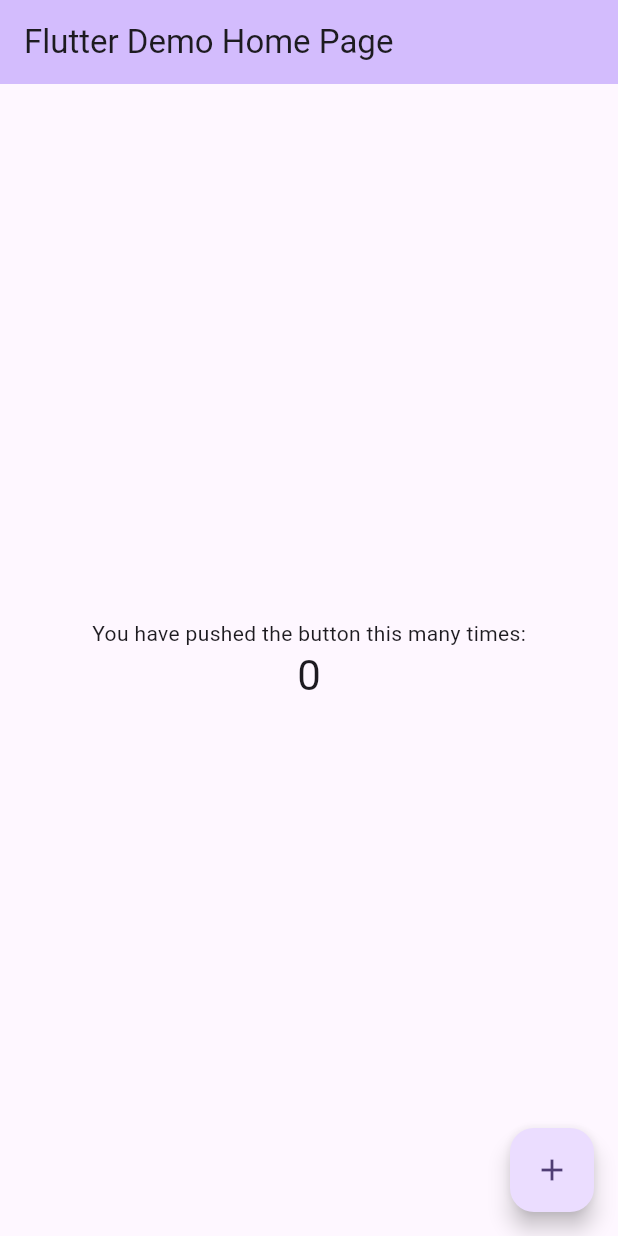
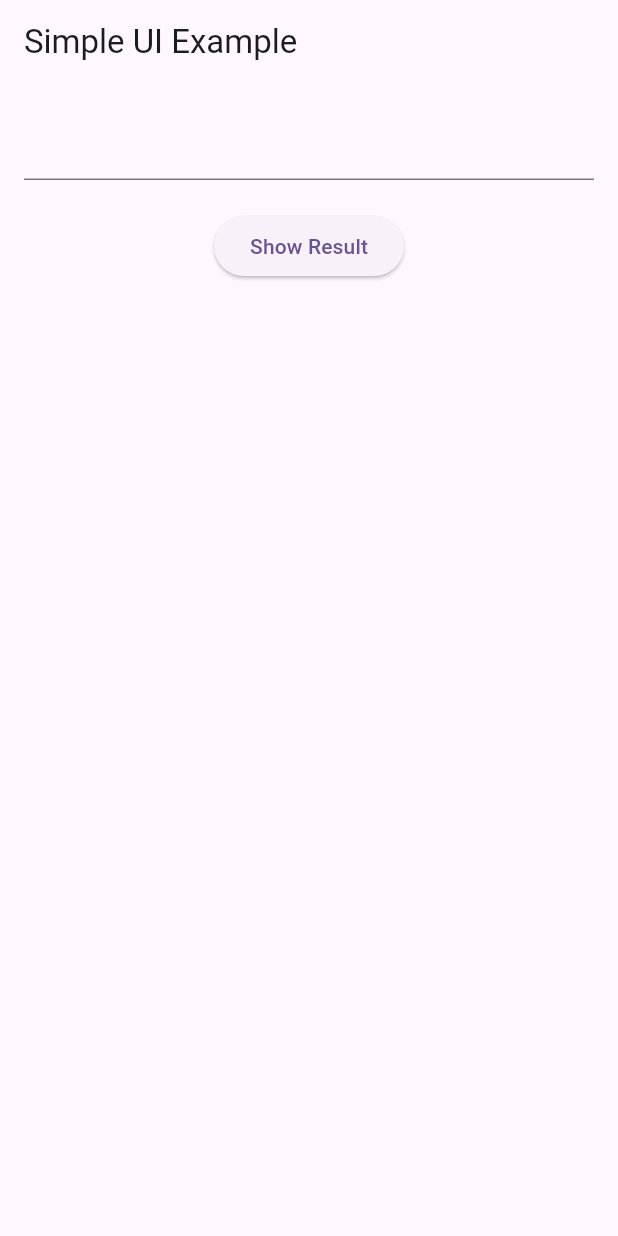
Before and after one commit to hongsw/gai3008_2024_ex6_1, a Flutter app: the screen it shows after launch, on a phone screen of 412 x 824 dp. Run offline on Flutter 3.47's test engine with Material 3 defaults, Android fonts, the phone set to English and light mode, and no system bars.

Commit message:
2. UI 구현: TextField, Button, Text (25분)

```diff
--- a/lib/main.dart
+++ b/lib/main.dart
@@ -70,6 +70,9 @@
 
   @override
   Widget build(BuildContext context) {
+
+    final inputController = TextEditingController();
+    String resultText = "";
     // This method is rerun every time setState is called, for instance as done
     // by the _incrementCounter method above.
     //
@@ -77,49 +80,20 @@
     // fast, so that you can just rebuild anything that needs updating rather
     // than having to individually change instances of widgets.
     return Scaffold(
-      appBar: AppBar(
-        // TRY THIS: Try changing the color here to a specific color (to
-        // Colors.amber, perhaps?) and trigger a hot reload to see the AppBar
-        // change color while the other colors stay the same.
-        backgroundColor: Theme.of(context).colorScheme.inversePrimary,
-        // Here we take the value from the MyHomePage object that was created by
-        // the App.build method, and use it to set our appbar title.
-        title: Text(widget.title),
-      ),
-      body: Center(
-        // Center is a layout widget. It takes a single child and positions it
-        // in the middle of the parent.
+      appBar: AppBar(title: Text('Simple UI Example')),
+      body: Padding(
+        padding: const EdgeInsets.all(16.0),
         child: Column(
-          // Column is also a layout widget. It takes a list of children and
-          // arranges them vertically. By default, it sizes itself to fit its
-          // children horizontally, and tries to be as tall as its parent.
-          //
-          // Column has various properties to control how it sizes itself and
-          // how it positions its children. Here we use mainAxisAlignment to
-          // center the children vertically; the main axis here is the vertical
-          // axis because Columns are vertical (the cross axis would be
-          // horizontal).
-          //
-          // TRY THIS: Invoke "debug painting" (choose the "Toggle Debug Paint"
-          // action in the IDE, or press "p" in the console), to see the
-          // wireframe for each widget.
-          mainAxisAlignment: MainAxisAlignment.center,
-          children: <Widget>[
-            const Text(
-              'You have pushed the button this many times:',
+          children: [
+            TextField(controller: inputController),
+            SizedBox(height: 20),
+            ElevatedButton(
+              onPressed: () {},
+              child: Text('Show Result'),
             ),
-            Text(
-              '$_counter',
-              style: Theme.of(context).textTheme.headlineMedium,
-            ),
-          ],
-        ),
-      ),
-      floatingActionButton: FloatingActionButton(
-        onPressed: _incrementCounter,
-        tooltip: 'Increment',
-        child: const Icon(Icons.add),
-      ), // This trailing comma makes auto-formatting nicer for build methods.
-    );
+            SizedBox(height: 20),
+            Text(resultText),
+          ])));
+
   }
 }
```
Also changed, not shown: image-1.png (added), 1 other file.
